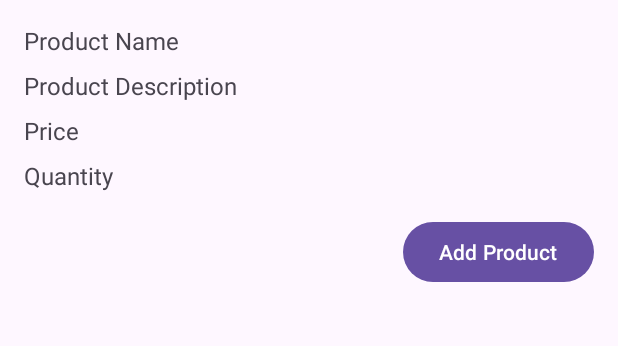
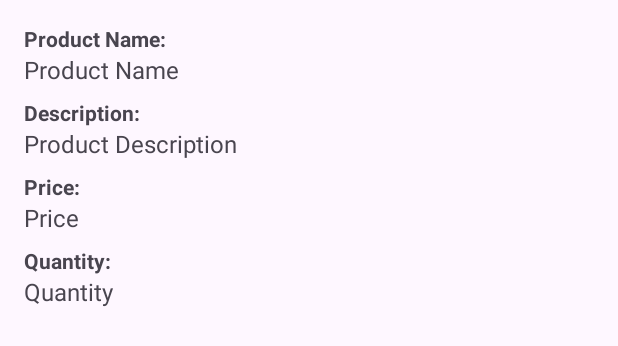
Before and after one commit to PRM392FA24/Final_project_app, an Android app: the layout activity_product_details.xml on its own in the app's theme, with its tools: preview values and no code run, on a phone screen of 412 x 824 dp. Shown: the top 346 px of the screen. Run offline under Robolectric (Android 15) with nearby library versions, the phone set to English and light mode, and no system bars.

Commit message:
[Fixed] View product details

```diff
--- a/app/src/main/java/com/example/prm_groupproject_shop/Activity/MainActivity.java
+++ b/app/src/main/java/com/example/prm_groupproject_shop/Activity/MainActivity.java
@@ -22,7 +22,6 @@ import java.util.List;
 import retrofit2.Call;
 import retrofit2.Callback;
 import retrofit2.Response;
-import retrofit2.Retrofit;
 
 public class MainActivity extends AppCompatActivity {
     private RecyclerView recyclerViewProducts;
@@ -66,7 +65,6 @@ public class MainActivity extends AppCompatActivity {
                                 Toast.LENGTH_SHORT).show();
                     }
                 } else {
-                    // Handle error response
                     Toast.makeText(MainActivity.this,
                             "Error: " + response.code(),
                             Toast.LENGTH_SHORT).show();
--- a/app/src/main/java/com/example/prm_groupproject_shop/Adapter/ProductAdapter.java
+++ b/app/src/main/java/com/example/prm_groupproject_shop/Adapter/ProductAdapter.java
@@ -41,6 +41,7 @@ public class ProductAdapter extends RecyclerView.Adapter<ProductAdapter.ProductV
         holder.tvProductName.setText(product.getProductName());
         holder.tvProdutDesription.setText(product.getProdutDesription());
         holder.tvProductPrice.setText(NumberFormat.getCurrencyInstance(Locale.getDefault()).format(product.getPrice()));
+        holder.tvProductQuantity.setText(NumberFormat.getCurrencyInstance(Locale.getDefault()).format(product.getProductQuantity()));
 
         holder.itemView.setOnClickListener(view -> {
             Intent intent = new Intent(context, ProductDetailsActivity.class);
@@ -63,13 +64,14 @@ public class ProductAdapter extends RecyclerView.Adapter<ProductAdapter.ProductV
     }
 
     public static class ProductViewHolder extends RecyclerView.ViewHolder {
-        TextView tvProductName, tvProdutDesription, tvProductPrice;
+        TextView tvProductName, tvProdutDesription, tvProductPrice, tvProductQuantity;
 
         public ProductViewHolder(@NonNull View itemView) {
             super(itemView);
             tvProductName = itemView.findViewById(R.id.tvProductName);
             tvProdutDesription = itemView.findViewById(R.id.tvProdutDesription);
             tvProductPrice = itemView.findViewById(R.id.tvProductPrice);
+            tvProductQuantity = itemView.findViewById(R.id.tvProductQuantity);
         }
     }
 }
--- a/app/src/main/java/com/example/prm_groupproject_shop/Factory/APIClient.java
+++ b/app/src/main/java/com/example/prm_groupproject_shop/Factory/APIClient.java
@@ -1,6 +1,4 @@
 package com.example.prm_groupproject_shop.Factory;
-
-import android.content.Context;
 
 import java.security.cert.CertificateException;
 import java.security.cert.X509Certificate;
@@ -32,7 +30,6 @@ public class APIClient {
 
     private static OkHttpClient getUnsafeOkHttpClient() {
         try {
-            // Create a trust manager that does not validate certificate chains
             final TrustManager[] trustAllCerts = new TrustManager[]{
                     new X509TrustManager() {
                         @Override
@@ -50,11 +47,9 @@ public class APIClient {
                     }
             };
 
-            // Install the all-trusting trust manager
             final SSLContext sslContext = SSLContext.getInstance("SSL");
             sslContext.init(null, trustAllCerts, new java.security.SecureRandom());
 
-            // Create an ssl socket factory with our all-trusting manager
             final SSLSocketFactory sslSocketFactory = sslContext.getSocketFactory();
 
             OkHttpClient.Builder builder = new OkHttpClient.Builder();
--- a/app/src/main/java/com/example/prm_groupproject_shop/Services/ProductService.java
+++ b/app/src/main/java/com/example/prm_groupproject_shop/Services/ProductService.java
@@ -7,7 +7,6 @@ import java.util.List;
 
 import retrofit2.Call;
 import retrofit2.http.GET;
-import retrofit2.http.Headers;
 import retrofit2.http.Path;
 
 public interface ProductService {
--- a/app/src/main/res/layout/activity_product_details.xml
+++ b/app/src/main/res/layout/activity_product_details.xml
@@ -4,6 +4,13 @@
     android:layout_height="match_parent"
     android:orientation="vertical"
     android:padding="16dp">
+
+    <TextView
+        android:id="@+id/tvProductNameLabel"
+        android:layout_width="wrap_content"
+        android:layout_height="wrap_content"
+        android:text="Product Name:"
+        android:textStyle="bold" />
 
     <TextView
         android:id="@+id/tvProductName"
@@ -13,35 +20,48 @@
     android:text="Product Name" />
 
     <TextView
+        android:id="@+id/tvProduztDesriptionLabel"
+        android:layout_width="wrap_content"
+        android:layout_height="wrap_content"
+        android:text="Description:"
+        android:layout_marginTop="8dp"
+        android:textStyle="bold" />
+
+    <TextView
         android:id="@+id/tvProdutDesription"
         android:layout_width="match_parent"
         android:layout_height="wrap_content"
         android:textSize="16sp"
+        android:text="Product Description" />
+
+    <TextView
+        android:id="@+id/tvProductPriceLabel"
+        android:layout_width="wrap_content"
+        android:layout_height="wrap_content"
+        android:text="Price:"
         android:layout_marginTop="8dp"
-        android:text="Product Description" />
+        android:textStyle="bold" />
 
     <TextView
         android:id="@+id/tvProductPrice"
         android:layout_width="match_parent"
         android:layout_height="wrap_content"
         android:textSize="16sp"
+        android:text="Price" />
+
+    <TextView
+        android:id="@+id/tvProductQuantityLabel"
+        android:layout_width="wrap_content"
+        android:layout_height="wrap_content"
+        android:text="Quantity:"
         android:layout_marginTop="8dp"
-        android:text="Price" />
+        android:textStyle="bold" />
 
     <TextView
         android:id="@+id/tvProductQuantity"
         android:layout_width="match_parent"
         android:layout_height="wrap_content"
         android:textSize="16sp"
-        android:layout_marginTop="8dp"
         android:text="Quantity" />
 
-    <Button
-        android:id="@+id/buttonAddProduct"
-        android:layout_width="wrap_content"
-        android:layout_height="wrap_content"
-        android:text="Add Product"
-        android:layout_gravity="end"
-        android:layout_marginTop="16dp"/>
-
 </LinearLayout>
```
Also changed, not shown: app/src/main/java/com/example/prm_groupproject_shop/Activity/ProductDetailsActivity.java (+35 -21 lines), app/src/main/java/com/example/prm_groupproject_shop/Model/Product.java (+5 -5 lines), app/src/main/java/com/example/prm_groupproject_shop/Repositories/ProductRepository.java (+0 -12 lines), app/src/main/res/layout/item_product.xml (+12 -0 lines).
